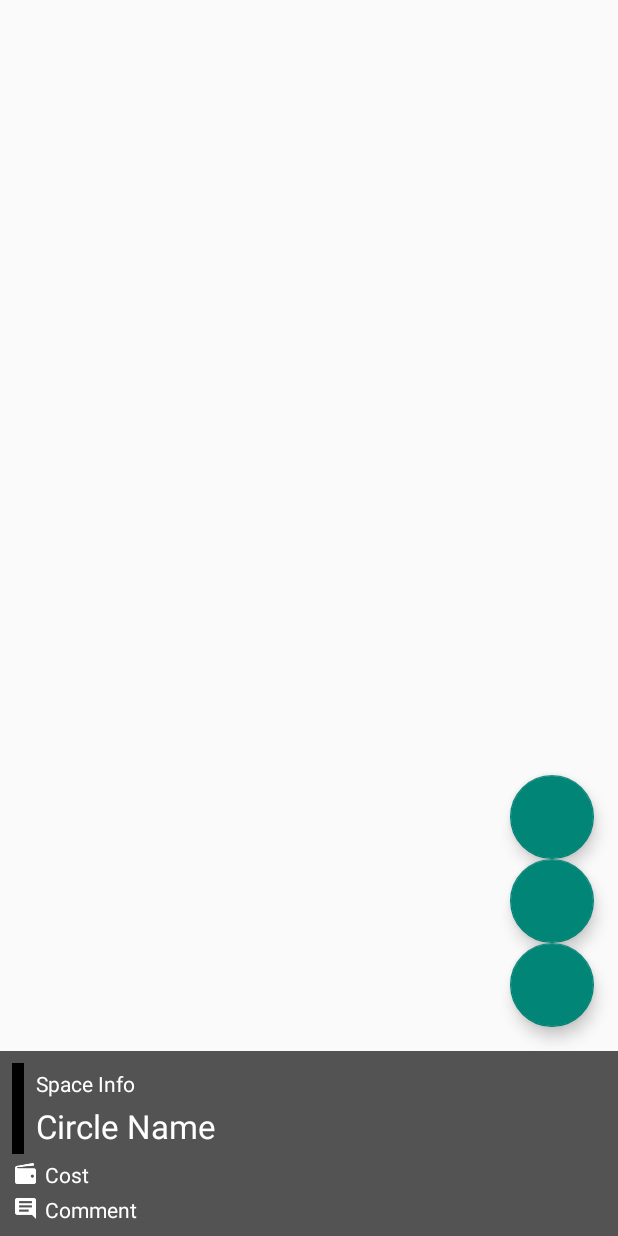
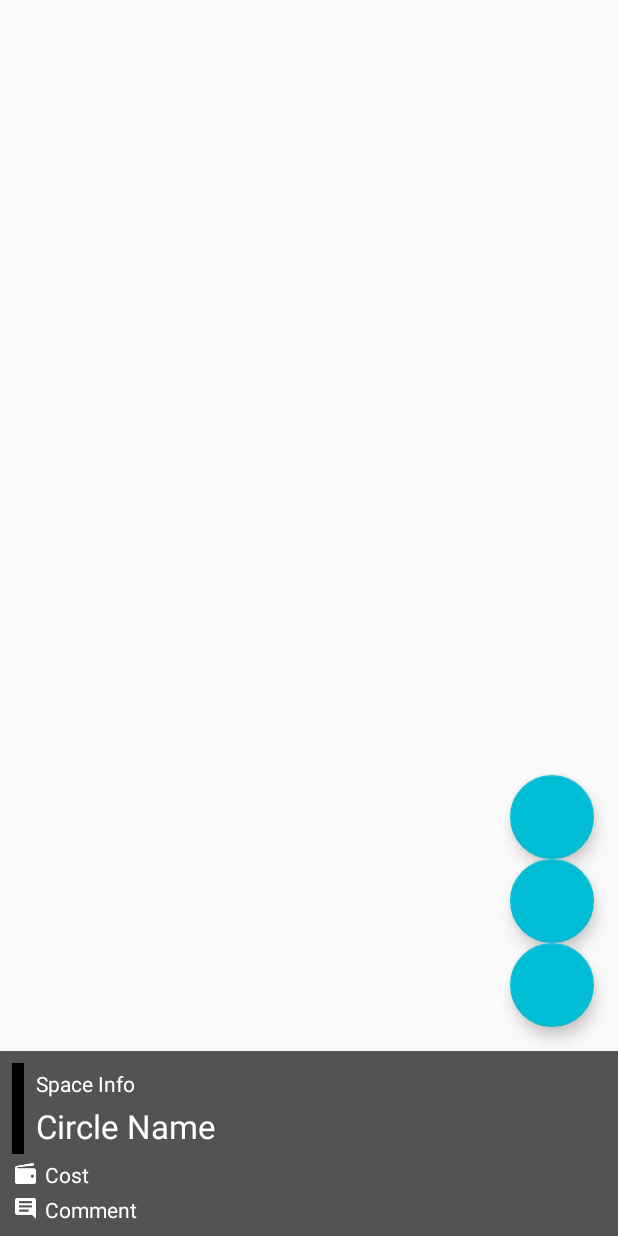
Before and after one commit to umatoma/comiguide_andorid, an Android app: the layout fragment_comiket_circle_map.xml on its own in the app's theme, with its tools: preview values and no code run, on a phone screen of 412 x 824 dp. Run offline under Robolectric (Android 15) with nearby library versions, the phone set to English and light mode, and no system bars; plain views replace FloatingActionButton.

Commit message:
set theme color

```diff
--- a/app/src/main/res/drawable/side_menu_list_icon.xml
+++ b/app/src/main/res/drawable/side_menu_list_icon.xml
@@ -2,19 +2,19 @@
 
     <item android:state_pressed="true">
         <shape android:shape="oval">
-            <solid android:color="#aa00bcd4" />
+            <solid android:color="@color/colorAccent" />
         </shape>
     </item>
 
     <item android:state_focused="true">
         <shape android:shape="oval">
-            <solid android:color="#aa00bcd4" />
+            <solid android:color="@color/colorAccent" />
         </shape>
     </item>
 
     <item>
         <shape android:shape="oval">
-            <solid android:color="#00bcd4" />
+            <solid android:color="@color/colorAccent" />
         </shape>
     </item>
 
--- a/app/src/main/res/layout/fragment_comiket_circle_map.xml
+++ b/app/src/main/res/layout/fragment_comiket_circle_map.xml
@@ -16,8 +16,8 @@
         android:layout_height="wrap_content"
         fab:fab_icon="@drawable/ic_plus"
         fab:fab_size="mini"
-        fab:fab_colorNormal="#ff00bcd4"
-        fab:fab_colorPressed="#ff007e91"
+        fab:fab_colorNormal="@color/colorAccent"
+        fab:fab_colorPressed="@color/colorAccentDark"
         android:layout_above="@+id/footer_content"
         android:layout_alignParentRight="true"
         android:layout_marginBottom="16dp"
@@ -31,8 +31,8 @@
         android:layout_alignLeft="@+id/button_create_circle"
         fab:fab_icon="@drawable/ic_list"
         fab:fab_size="mini"
-        fab:fab_colorNormal="#ff00bcd4"
-        fab:fab_colorPressed="#ff007e91"/>
+        fab:fab_colorNormal="@color/colorAccent"
+        fab:fab_colorPressed="@color/colorAccentDark"/>
 
     <com.getbase.floatingactionbutton.FloatingActionButton
         android:id="@+id/button_change_map"
@@ -42,8 +42,8 @@
         android:layout_alignLeft="@+id/button_circle_list"
         fab:fab_icon="@drawable/ic_layers"
         fab:fab_size="mini"
-        fab:fab_colorNormal="#ff00bcd4"
-        fab:fab_colorPressed="#ff007e91"/>
+        fab:fab_colorNormal="@color/colorAccent"
+        fab:fab_colorPressed="@color/colorAccentDark"/>
 
     <FrameLayout
         android:id="@+id/footer_content"
--- /dev/null
+++ b/app/src/main/res/values/colors.xml
@@ -0,0 +1,9 @@
+<?xml version="1.0" encoding="utf-8"?>
+<resources>
+    <color name="colorPrimary">#9c27b0</color>
+    <color name="colorPrimaryDark">#4a148c</color>
+    <color name="colorAccent">#00bcd4</color>
+    <color name="colorAccentDark">#006064</color>
+    <color name="textColorPrimary">#212121</color>
+    <color name="textColorSecondary">#9e9e9e</color>
+</resources>
--- a/app/src/main/res/values/styles.xml
+++ b/app/src/main/res/values/styles.xml
@@ -2,18 +2,29 @@
 
     <!-- Base application theme. -->
     <style name="AppTheme" parent="Theme.AppCompat.Light.DarkActionBar">
-        <item name="android:actionBarStyle">@style/ActionBar</item>
         <item name="colorRadioButtonStyle">@style/ColorRadioButton</item>
+        <item name="actionBarStyle">@style/ActionBar</item>
+
+        <item name="colorPrimary">@color/colorPrimary</item>
+        <item name="colorPrimaryDark">@color/colorPrimaryDark</item>
+        <item name="colorAccent">@color/colorAccent</item>
+        <!--<item name="android:textColorPrimary">@color/textColorPrimary</item>-->
+        <!--<item name="android:textColorSecondary">@color/textColorSecondary</item>-->
     </style>
 
     <style name="AppThemeNoActionBar" parent="AppTheme">
+        <item name="windowActionModeOverlay">true</item>
         <item name="android:windowActionBar">false</item>
         <item name="windowActionBar">false</item>
     </style>
 
-    <style name="ActionBar" parent="Theme.AppCompat.Light.DarkActionBar">
-        <item name="android:background">#9C27B0</item>
-        <item name="android:textColorPrimary">#fff</item>
+    <style name="ActionBar" parent="Widget.AppCompat.ActionBar">
+        <item name="background">@color/colorPrimary</item>
+        <item name="titleTextStyle">@style/ActionBarTitleStyle</item>
+    </style>
+
+    <style name="ActionBarTitleStyle" parent="TextAppearance.AppCompat.Widget.ActionBar.Title">
+        <item name="android:textColor">#fff</item>
     </style>
 
     <style name="AppTheme.Button" parent="android:Widget.Button">
```
Also changed, not shown: app/src/main/res/drawable/app_theme_button.xml (+4 -4 lines), app/src/main/res/layout/activity_comiket_circle.xml (+4 -3 lines).
